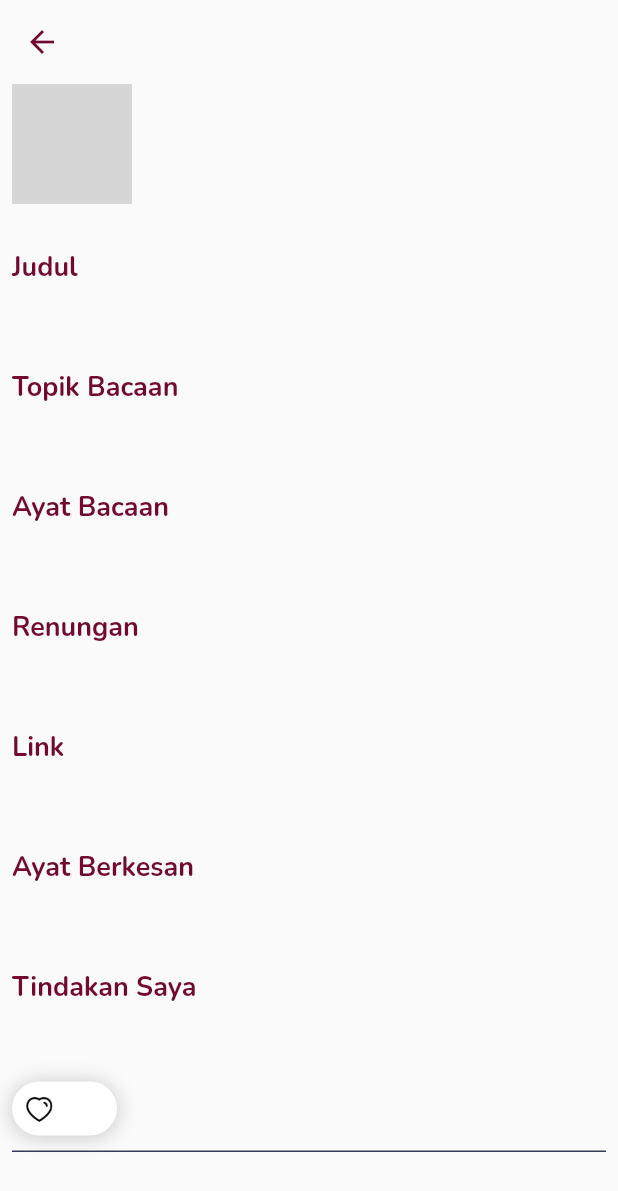
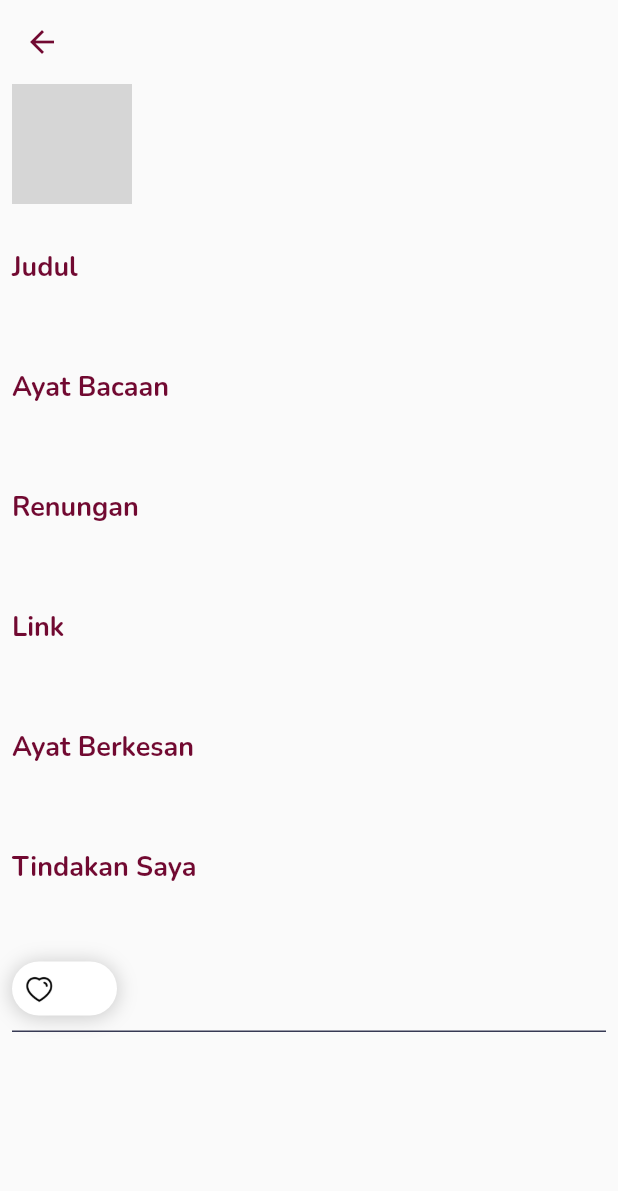
Before and after one commit to levinacharin/ALKITAB_TERBARU, a Flutter app: the DetailRefleksiUser screen opened directly, on a phone screen of 412 x 824 dp. Shown: the top 1191 px of the screen. Run offline on Flutter 3.47's test engine with Material 2 defaults, Android fonts, the light colour scheme and no system bars; our stand-ins replace flutter_switch, get, google_fonts, image_picker, permission_handler, readmore and 2 more; missing offline and left inert: custom_selectable_text, fab_circular_menu, flame_audio, flex_color_picker, flutter_share; accounts and stored records are empty; network calls fail; grey boxes are pictures that could not be loaded.

Commit message:
benerin tampilan ayat baca explore

```diff
--- a/lib/detailrefleksiuser.dart
+++ b/lib/detailrefleksiuser.dart
@@ -312,7 +312,7 @@ class _DetailRefleksiUserState extends State<DetailRefleksiUser> {
                     ),
                     const SizedBox(height: 25,),
                     Text(
-                      "Topik Bacaan",
+                      "Ayat Bacaan",
                       style: GoogleFonts.nunito(
                         textStyle: const TextStyle(
                           fontSize: 18,
@@ -333,28 +333,28 @@ class _DetailRefleksiUserState extends State<DetailRefleksiUser> {
                       ),
                     ),
                     const SizedBox(height: 25,),
-                    Text(
-                      "Ayat Bacaan",
-                      style: GoogleFonts.nunito(
-                        textStyle: const TextStyle(
-                          fontSize: 18,
-                          fontWeight: FontWeight.bold,
-                          color: Color.fromARGB(255, 113, 9, 49)
-                        )
-                      ),
-                    ),
-                    const SizedBox(height: 5,),
-                    Text(
-                      globals.ayatbacaan,
-                      style: GoogleFonts.nunito(
-                        textStyle: const TextStyle(
-                          fontSize: 18,
-                          fontWeight: FontWeight.w300,
-                          color: Colors.black
-                        )
-                      ),
-                    ),
-                    const SizedBox(height: 25,),
+                    // Text(
+                    //   "Ayat Bacaan",
+                    //   style: GoogleFonts.nunito(
+                    //     textStyle: const TextStyle(
+                    //       fontSize: 18,
+                    //       fontWeight: FontWeight.bold,
+                    //       color: Color.fromARGB(255, 113, 9, 49)
+                    //     )
+                    //   ),
+                    // ),
+                    // const SizedBox(height: 5,),
+                    // Text(
+                    //   globals.ayatbacaan,
+                    //   style: GoogleFonts.nunito(
+                    //     textStyle: const TextStyle(
+                    //       fontSize: 18,
+                    //       fontWeight: FontWeight.w300,
+                    //       color: Colors.black
+                    //     )
+                    //   ),
+                    // // ),
+                    // const SizedBox(height: 25,),
                     Text(
                       "Renungan",
                       style: GoogleFonts.nunito(
```
